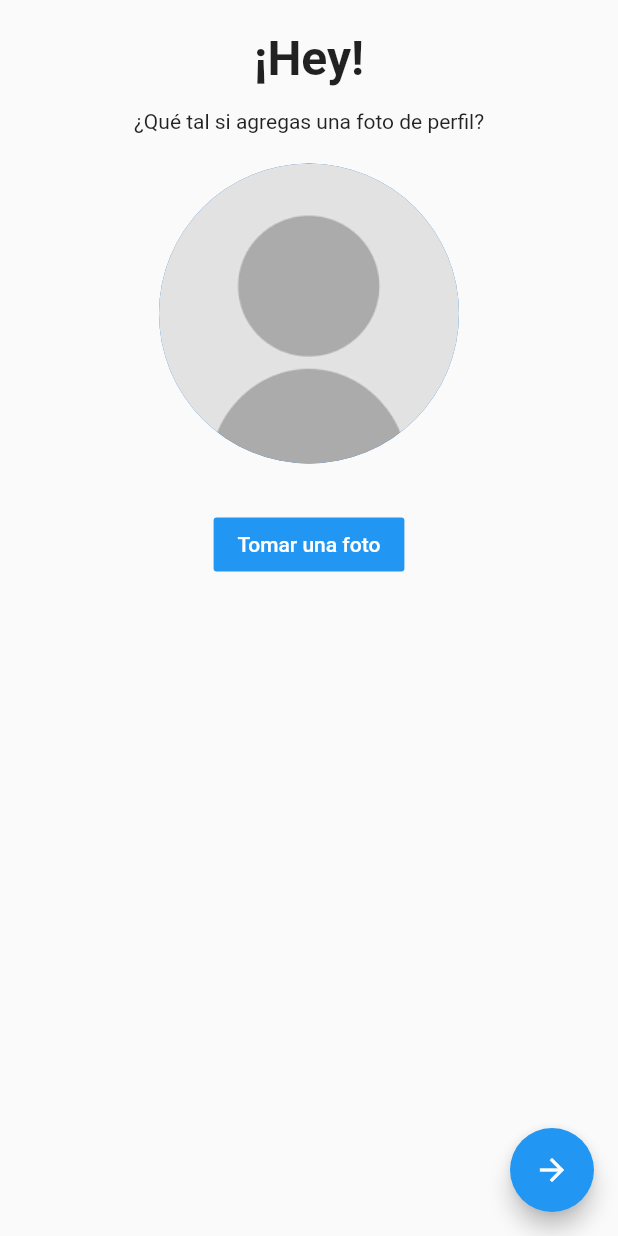
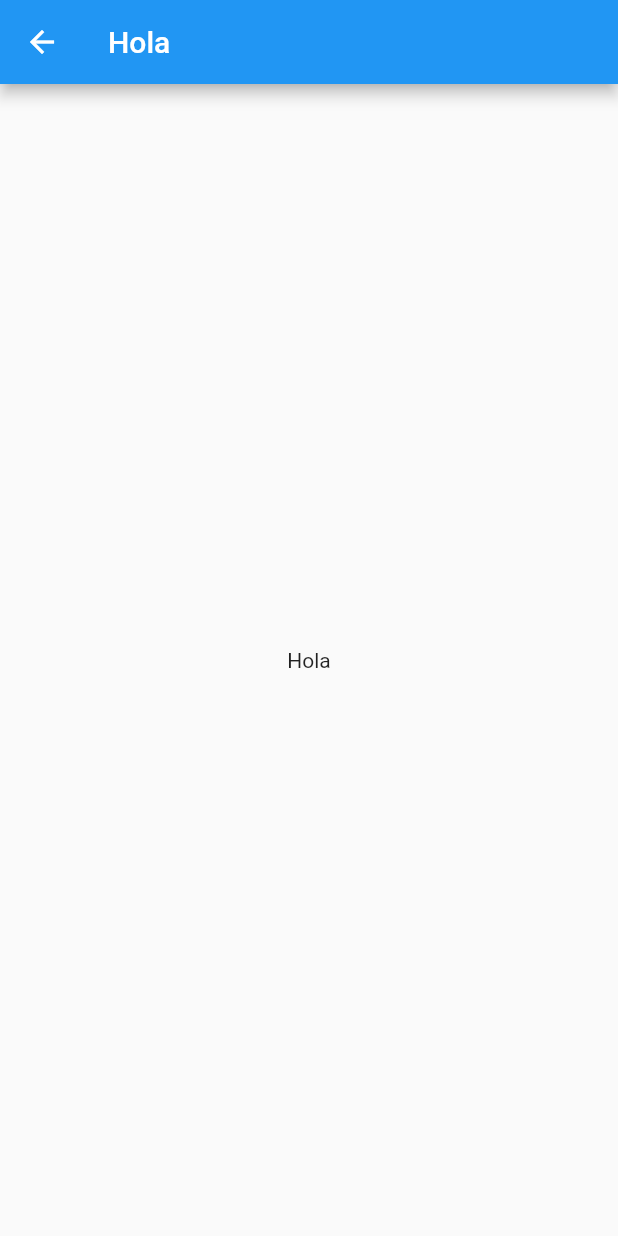
Before and after one commit to mxarc/te-acompano, a Flutter app: the ProfilePhotoPage screen opened by its route, after a tap on the "arrow forward" icon, on a phone screen of 412 x 824 dp. Run offline on Flutter 3.47's test engine with Material 2 defaults, Android fonts, the phone set to English and light mode, and no system bars; our stand-ins replace cloud_firestore, firebase_auth, firebase_storage, fluttertoast, image_picker, shared_preferences; accounts and stored records are empty.

Commit message:
fix(auth): arreglada validación pantalla auth, dialogos
el usuario ahora puede seleccionar de su galería una foto de perfil

```diff
--- a/app/lib/main.dart
+++ b/app/lib/main.dart
@@ -1,4 +1,5 @@
 import 'package:flutter/material.dart';
+import 'package:shared_preferences/shared_preferences.dart';
 import 'package:te_acompano/src/routes/routes.dart';
 
 void main(List<String> args) {
@@ -6,6 +7,11 @@ void main(List<String> args) {
 }
 
 class TeAcompanoApp extends StatelessWidget {
+  checkSession() async {
+    SharedPreferences sharedPreferences = await SharedPreferences.getInstance();
+    final uid = sharedPreferences.get('uid').toString();
+  }
+
   @override
   Widget build(BuildContext context) {
     return new MaterialApp(
--- a/app/lib/src/auth/photo.page.dart
+++ b/app/lib/src/auth/photo.page.dart
@@ -20,9 +20,9 @@ class _ProfilePhotoPageState extends State<ProfilePhotoPage> {
     return Scaffold(
       floatingActionButton: FloatingActionButton(
           child: Icon(Icons.arrow_forward),
-          onPressed: () {
+          onPressed: () async {
             if (_image != null) {
-              _saveProfilePhoto(context);
+              await _saveProfilePhoto(context);
             }
             Navigator.of(context).pushNamed('/menu');
           }),
@@ -62,21 +62,44 @@ class _ProfilePhotoPageState extends State<ProfilePhotoPage> {
                     SizedBox(
                       height: 20,
                     ),
-                    FlatButton(
-                        color: Colors.blue,
-                        textColor: Colors.white,
-                        child: _image == null
-                            ? Text('Tomar una foto')
-                            : Text('Tomar otra foto'),
-                        onPressed: () => _openCamera()),
-                    (_image != null
+                    Container(
+                      padding: EdgeInsets.symmetric(horizontal: 50.0),
+                      child: Row(children: <Widget>[
+                        FlatButton(
+                            color: Colors.blue,
+                            textColor: Colors.white,
+                            child: Row(
+                              mainAxisSize: MainAxisSize.min,
+                              children: <Widget>[
+                                Icon(Icons.camera),
+                                SizedBox(width: 5),
+                                Text('Tomar foto')
+                              ],
+                            ),
+                            onPressed: () => _openCamera()),
+                        SizedBox(width: 20),
+                        FlatButton(
+                            color: Colors.blue,
+                            textColor: Colors.white,
+                            child: Row(
+                              mainAxisSize: MainAxisSize.min,
+                              children: <Widget>[
+                                Icon(Icons.photo),
+                                SizedBox(width: 5),
+                                Text('Abrir galeria')
+                              ],
+                            ),
+                            onPressed: () => _openGallery()),
+                      ]),
+                    ),
+                    /* (_image != null
                         ? Container(
                             child: FlatButton(
                                 color: Colors.green,
                                 textColor: Colors.white,
                                 child: Text('Guardar'),
                                 onPressed: () => _saveProfilePhoto(context)))
-                        : Container())
+                        : Container())*/
                   ]))
         ],
       ),
@@ -89,11 +112,10 @@ class _ProfilePhotoPageState extends State<ProfilePhotoPage> {
       dialog.showLoading('Subiendo imagen');
       final profilePhoto = await new AuthService().storeProfilePhoto(_image);
       dialog.closeDialog();
-      dialog.showMessage(
+      await dialog.showMessage(
           'Imagen actualizada',
           'Ahora tienes una nueva foto de perfil',
-          AssetImage('assets/happy-256.png'),
-          autoClose: true);
+          AssetImage('assets/happy-256.png'));
     } catch (e) {
       print('Error');
       dialog.closeDialog();
@@ -107,4 +129,12 @@ class _ProfilePhotoPageState extends State<ProfilePhotoPage> {
       _image = image;
     });
   }
+
+  Future<void> _openGallery() async {
+    print('Opening gallery');
+    final image = await ImagePicker.pickImage(source: ImageSource.gallery);
+    setState(() {
+      _image = image;
+    });
+  }
 }
--- /dev/null
+++ b/app/lib/src/menu/menu.page.dart
@@ -0,0 +1,20 @@
+import 'package:flutter/material.dart';
+
+class MenuPage extends StatefulWidget {
+  MenuPage({Key key}) : super(key: key);
+
+  @override
+  _MenuPageState createState() => _MenuPageState();
+}
+
+class _MenuPageState extends State<MenuPage> {
+  @override
+  Widget build(BuildContext context) {
+    return Scaffold(
+      appBar: AppBar(title: Text('Hola')),
+      body: Center(
+        child: Text('Hola'),
+      ),
+    );
+  }
+}
--- a/app/lib/src/routes/routes.dart
+++ b/app/lib/src/routes/routes.dart
@@ -1,10 +1,12 @@
 import 'package:flutter/material.dart';
 import 'package:te_acompano/src/auth/auth.page.dart';
 import 'package:te_acompano/src/auth/photo.page.dart';
+import 'package:te_acompano/src/menu/menu.page.dart';
 
 Map<String, WidgetBuilder> getAppRoutes() {
   return {
     '/': (BuildContext context) => AuthPage(),
-    '/authPhoto': (BuildContext context) => ProfilePhotoPage()
+    '/authPhoto': (BuildContext context) => ProfilePhotoPage(),
+    '/menu': (BuildContext context) => MenuPage()
   };
 }
--- a/app/pubspec.yaml
+++ b/app/pubspec.yaml
@@ -19,9 +19,9 @@ environment:
 dependencies:
   flutter:
     sdk: flutter
+  firebase_storage: ^3.1.5
   firebase_auth: ^0.16.0
   cloud_firestore: ^0.13.5
-  firebase_storage: ^3.1.5
   shared_preferences: ^0.5.6+3
   flutter_swiper: ^1.1.6
   fluttertoast: ^4.0.1
```
Also changed, not shown: app/lib/src/auth/auth.page.dart (+50 -15 lines), app/lib/src/auth/auth.service.dart (+6 -6 lines), app/lib/src/widgets/info_dialog.widget.dart (+8 -11 lines), app/assets/warn-256.png (added), pubspec.lock (deleted), 3 other files.
